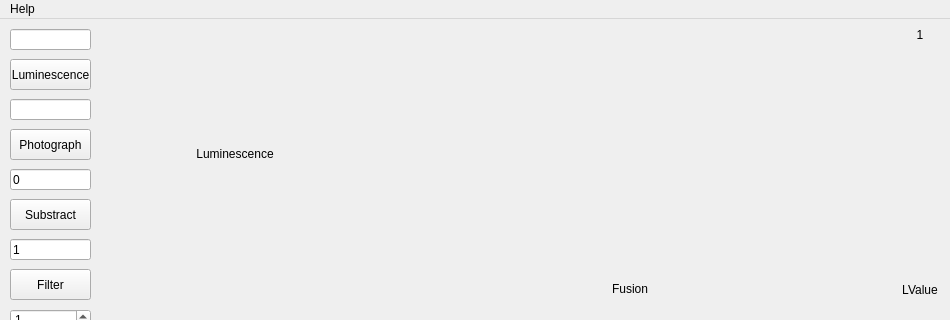
Old version of the form ImagePseudoColor/imagepseudocolor.ui in the repository caoxin918/ImagePseudoColor; both pictures show x 0 to 950 and y 0 to 320 of the 950 by 588 pixel window.
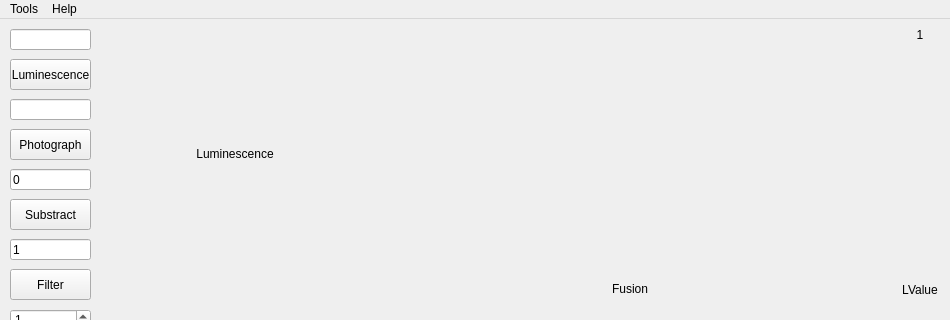
New version of the form. Icons and pictures are not drawn.

The edit to the form file:
```diff
--- a/ImagePseudoColor/imagepseudocolor.ui
+++ b/ImagePseudoColor/imagepseudocolor.ui
@@ -349,6 +349,16 @@
     </property>
     <addaction name="actionAbout"/>
    </widget>
+   <widget class="QMenu" name="menuTools">
+    <property name="title">
+     <string>Tools</string>
+    </property>
+    <addaction name="actionImageBinning"/>
+    <addaction name="actionConvertTo8Bit"/>
+    <addaction name="actionHistogram"/>
+    <addaction name="actionThreashold"/>
+   </widget>
+   <addaction name="menuTools"/>
    <addaction name="menuAbout"/>
   </widget>
   <widget class="QStatusBar" name="statusBar"/>
```
Left out of the diff: 20 changed lines with no effect on the pictures.
